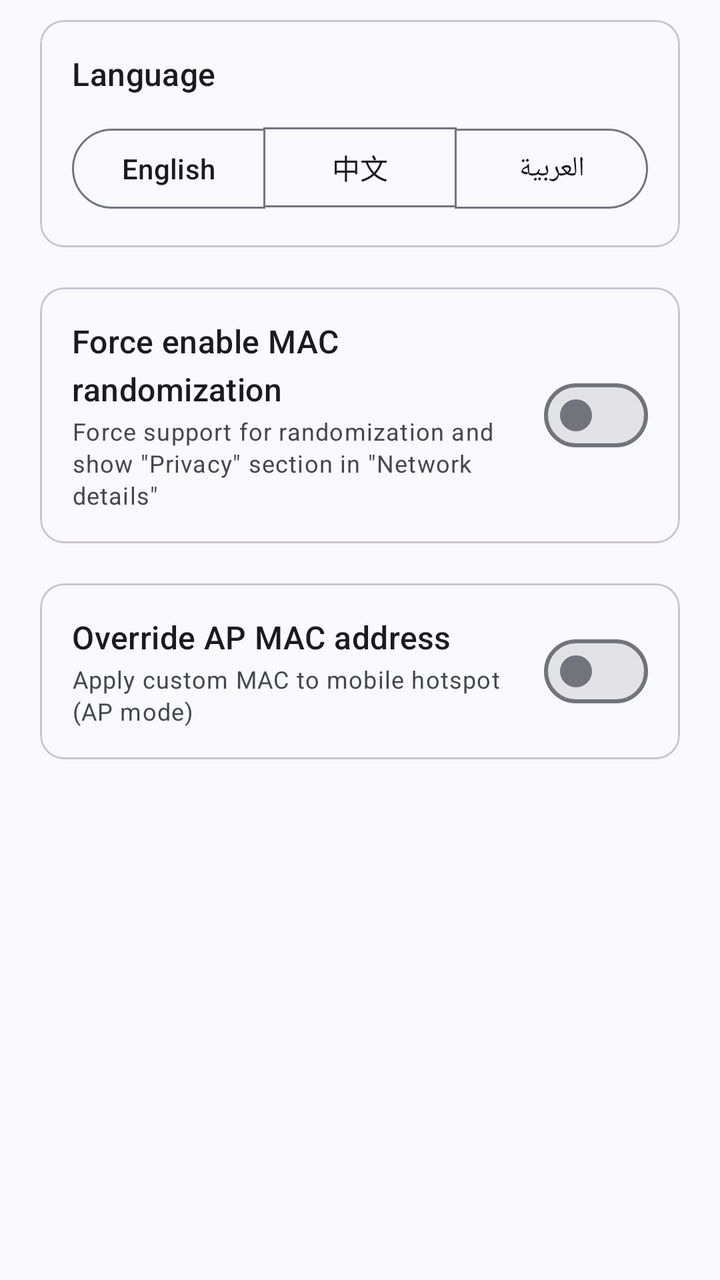
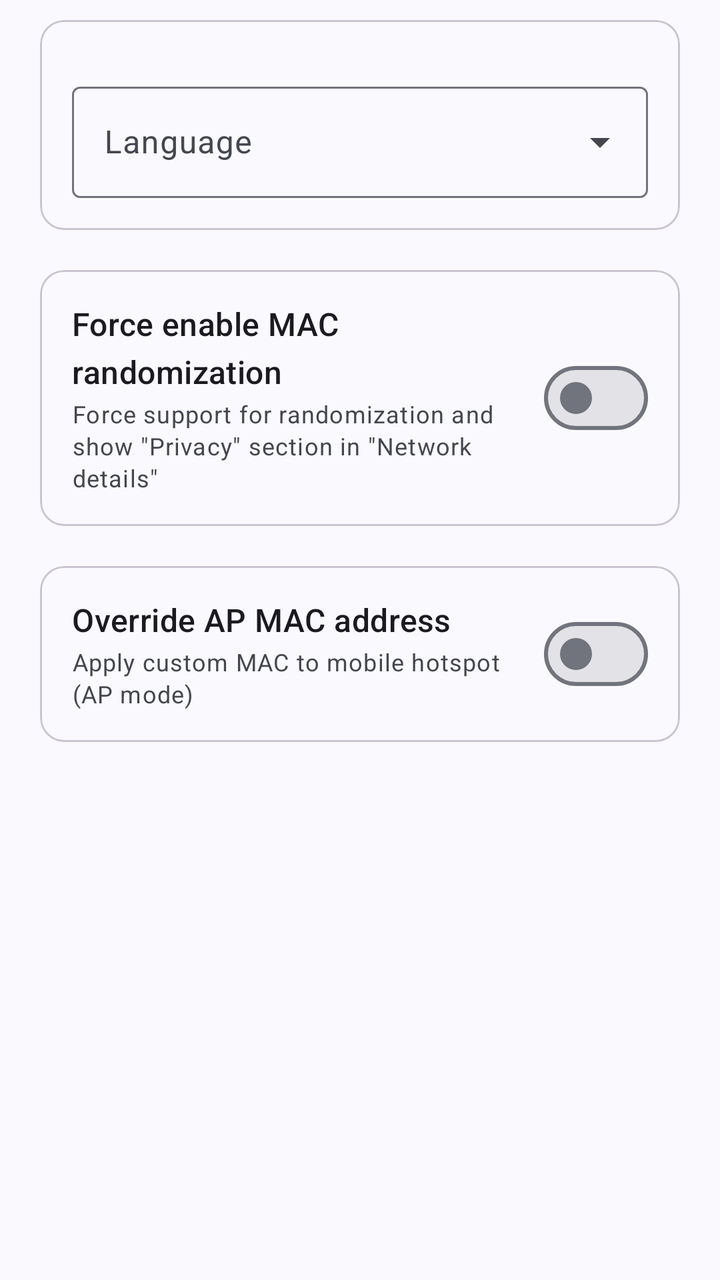

The first picture is an Android layout as it rendered before a commit; the second is the same layout after the commit. The layout source and the unified diff follow.
<!-- AndroidManifest.xml: application theme Theme.Material3.DynamicColors.DayNight.NoActionBar -->
<!-- res/layout/fragment_settings.xml -->
<?xml version="1.0" encoding="utf-8"?>
<androidx.core.widget.NestedScrollView xmlns:android="http://schemas.android.com/apk/res/android"
    xmlns:app="http://schemas.android.com/apk/res-auto"
    android:layout_width="match_parent"
    android:layout_height="match_parent"
    android:scrollbars="none">

    <LinearLayout
        android:layout_width="match_parent"
        android:layout_height="wrap_content"
        android:layout_marginHorizontal="20dp"
        android:layout_marginBottom="10dp"
        android:orientation="vertical">

        
        <com.google.android.material.card.MaterialCardView
            android:id="@+id/language_card"
            style="@style/Widget.Material3.CardView.Outlined"
            android:layout_width="match_parent"
            android:layout_height="wrap_content"
            android:layout_marginTop="10dp">

            <LinearLayout
                android:layout_width="match_parent"
                android:layout_height="wrap_content"
                android:orientation="vertical"
                android:paddingHorizontal="16dp"
                android:paddingVertical="16dp">

                <com.google.android.material.textview.MaterialTextView
                    android:layout_width="wrap_content"
                    android:layout_height="wrap_content"
                    android:text="@string/language_select"
                    android:textAppearance="?attr/textAppearanceTitleMedium" />

                <com.google.android.material.button.MaterialButtonToggleGroup
                    android:id="@+id/language_toggle"
                    android:layout_width="match_parent"
                    android:layout_height="wrap_content"
                    android:layout_marginTop="12dp"
                    app:selectionRequired="true"
                    app:singleSelection="true">

                    <com.google.android.material.button.MaterialButton
                        android:id="@+id/language_en"
                        style="@style/Widget.Material3.Button.OutlinedButton"
                        android:layout_width="0dp"
                        android:layout_height="wrap_content"
                        android:layout_weight="1"
                        android:text="@string/language_english" />

                    <com.google.android.material.button.MaterialButton
                        android:id="@+id/language_zh"
                        style="@style/Widget.Material3.Button.OutlinedButton"
                        android:layout_width="0dp"
                        android:layout_height="wrap_content"
                        android:layout_weight="1"
                        android:text="@string/language_chinese" />

                    <com.google.android.material.button.MaterialButton
                        android:id="@+id/language_ar"
                        style="@style/Widget.Material3.Button.OutlinedButton"
                        android:layout_width="0dp"
                        android:layout_height="wrap_content"
                        android:layout_weight="1"
                        android:text="@string/language_arabic" />
                </com.google.android.material.button.MaterialButtonToggleGroup>
            </LinearLayout>
        </com.google.android.material.card.MaterialCardView>

        
        <com.google.android.material.card.MaterialCardView
            android:id="@+id/force_randomization_card"
            style="@style/Widget.Material3.CardView.Outlined"
            android:layout_width="match_parent"
            android:layout_height="wrap_content"
            android:layout_marginTop="20dp">

            <LinearLayout
                android:layout_width="match_parent"
                android:layout_height="wrap_content"
                android:gravity="center_vertical"
                android:orientation="horizontal"
                android:paddingHorizontal="16dp"
                android:paddingVertical="16dp">

                <LinearLayout
                    android:layout_width="0dp"
                    android:layout_height="wrap_content"
                    android:layout_weight="1"
                    android:orientation="vertical">

                    <com.google.android.material.textview.MaterialTextView
                        android:layout_width="wrap_content"
                        android:layout_height="wrap_content"
                        android:text="@string/force_mac_randomization_label"
                        android:textAppearance="?attr/textAppearanceTitleMedium" />

                    <com.google.android.material.textview.MaterialTextView
                        android:layout_width="wrap_content"
                        android:layout_height="wrap_content"
                        android:layout_marginTop="2dp"
                        android:text="@string/force_mac_randomization_desc"
                        android:textAppearance="?attr/textAppearanceBodySmall" />
                </LinearLayout>

                <com.google.android.material.materialswitch.MaterialSwitch
                    android:id="@+id/force_randomization_switch"
                    android:layout_width="wrap_content"
                    android:layout_height="wrap_content" />
            </LinearLayout>
        </com.google.android.material.card.MaterialCardView>

        
        <com.google.android.material.card.MaterialCardView
            android:id="@+id/ap_mac_override_card"
            style="@style/Widget.Material3.CardView.Outlined"
            android:layout_width="match_parent"
            android:layout_height="wrap_content"
            android:layout_marginTop="20dp">

            <LinearLayout
                android:layout_width="match_parent"
                android:layout_height="wrap_content"
                android:gravity="center_vertical"
                android:orientation="horizontal"
                android:paddingHorizontal="16dp"
                android:paddingVertical="16dp">

                <LinearLayout
                    android:layout_width="0dp"
                    android:layout_height="wrap_content"
                    android:layout_weight="1"
                    android:orientation="vertical">

                    <com.google.android.material.textview.MaterialTextView
                        android:layout_width="wrap_content"
                        android:layout_height="wrap_content"
                        android:text="@string/ap_mac_override_label"
                        android:textAppearance="?attr/textAppearanceTitleMedium" />

                    <com.google.android.material.textview.MaterialTextView
                        android:layout_width="wrap_content"
                        android:layout_height="wrap_content"
                        android:layout_marginTop="2dp"
                        android:text="@string/ap_mac_override_desc"
                        android:textAppearance="?attr/textAppearanceBodySmall" />
                </LinearLayout>

                <com.google.android.material.materialswitch.MaterialSwitch
                    android:id="@+id/ap_mac_override_switch"
                    android:layout_width="wrap_content"
                    android:layout_height="wrap_content" />
            </LinearLayout>
        </com.google.android.material.card.MaterialCardView>
    </LinearLayout>
</androidx.core.widget.NestedScrollView>
<!-- resources referenced by this layout -->
<resources>
  <string name="ap_mac_override_desc">Apply custom MAC to mobile hotspot (AP mode)</string>
  <string name="ap_mac_override_label">Override AP MAC address</string>
  <string name="force_mac_randomization_desc">Force support for randomization and show \"Privacy\" section in \"Network details\"</string>
  <string name="force_mac_randomization_label">Force enable MAC randomization</string>
  <string name="language_arabic">العربية</string>
  <string name="language_chinese">中文</string>
  <string name="language_english">English</string>
  <string name="language_select">Language</string>
</resources>

<!-- the commit's change to res/layout/fragment_settings.xml (unified diff, before → after) -->
@@ -27,44 +27,21 @@
                 android:paddingHorizontal="16dp"
                 android:paddingVertical="16dp">
 
-                <com.google.android.material.textview.MaterialTextView
-                    android:layout_width="wrap_content"
-                    android:layout_height="wrap_content"
-                    android:text="@string/language_select"
-                    android:textAppearance="?attr/textAppearanceTitleMedium" />
-
-                <com.google.android.material.button.MaterialButtonToggleGroup
-                    android:id="@+id/language_toggle"
+                
+                <com.google.android.material.textfield.TextInputLayout
+                    android:id="@+id/language_dropdown_layout"
+                    style="@style/Widget.Material3.TextInputLayout.OutlinedBox.ExposedDropdownMenu"
                     android:layout_width="match_parent"
                     android:layout_height="wrap_content"
                     android:layout_marginTop="12dp"
-                    app:selectionRequired="true"
-                    app:singleSelection="true">
+                    android:hint="@string/language_select">
 
-                    <com.google.android.material.button.MaterialButton
-                        android:id="@+id/language_en"
-                        style="@style/Widget.Material3.Button.OutlinedButton"
-                        android:layout_width="0dp"
+                    <com.google.android.material.textfield.MaterialAutoCompleteTextView
+                        android:id="@+id/language_dropdown"
+                        android:layout_width="match_parent"
                         android:layout_height="wrap_content"
-                        android:layout_weight="1"
-                        android:text="@string/language_english" />
-
-                    <com.google.android.material.button.MaterialButton
-                        android:id="@+id/language_zh"
-                        style="@style/Widget.Material3.Button.OutlinedButton"
-                        android:layout_width="0dp"
-                        android:layout_height="wrap_content"
-                        android:layout_weight="1"
-                        android:text="@string/language_chinese" />
-
-                    <com.google.android.material.button.MaterialButton
-                        android:id="@+id/language_ar"
-                        style="@style/Widget.Material3.Button.OutlinedButton"
-                        android:layout_width="0dp"
-                        android:layout_height="wrap_content"
-                        android:layout_weight="1"
-                        android:text="@string/language_arabic" />
-                </com.google.android.material.button.MaterialButtonToggleGroup>
+                        android:inputType="none" />
+                </com.google.android.material.textfield.TextInputLayout>
             </LinearLayout>
         </com.google.android.material.card.MaterialCardView>
 
<!-- resource entries referenced after the edit -->
@@ -4,9 +4,6 @@
   <string name="ap_mac_override_label">Override AP MAC address</string>
   <string name="force_mac_randomization_desc">Force support for randomization and show \"Privacy\" section in \"Network details\"</string>
   <string name="force_mac_randomization_label">Force enable MAC randomization</string>
-  <string name="language_arabic">العربية</string>
-  <string name="language_chinese">中文</string>
-  <string name="language_english">English</string>
   <string name="language_select">Language</string>
 </resources>
 
